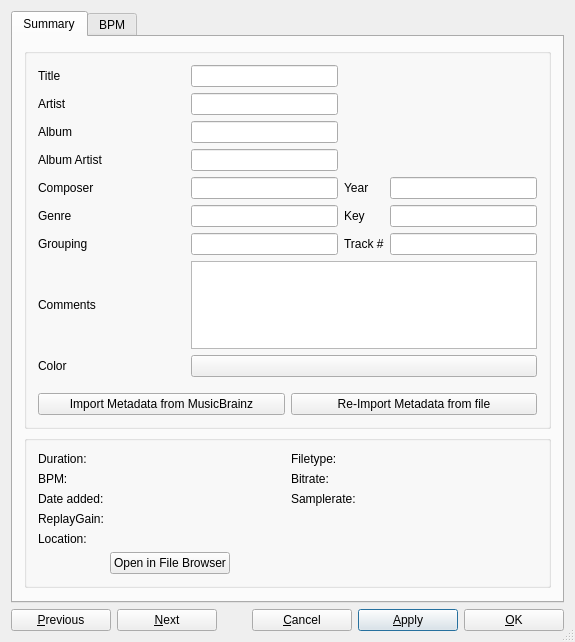
Qt form src/library/dlgtrackinfo.ui (mixxxdj/mixxx) before a commit.
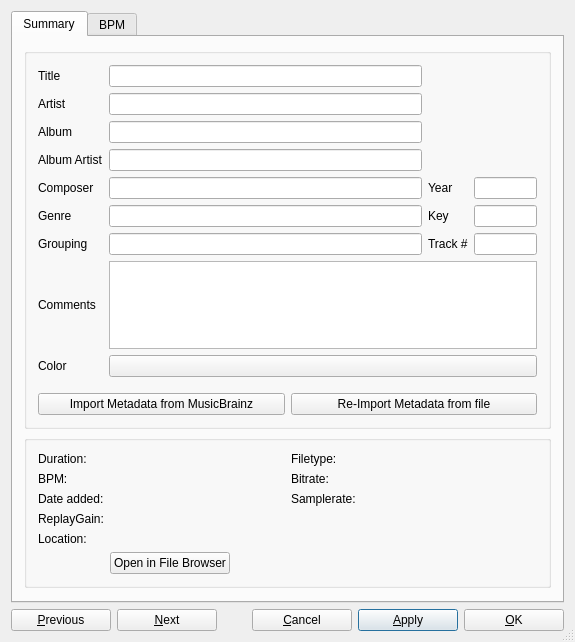
The same form after that commit.

Commit message: (fix) Track Info dialog: restore column stretching

Patch:
```diff
--- a/src/library/dlgtrackinfo.ui
+++ b/src/library/dlgtrackinfo.ui
@@ -50,7 +50,7 @@
       <layout class="QVBoxLayout" name="summary_layout">
        <item>
         <widget class="QGroupBox" name="groupBox">
-         <layout class="QGridLayout" name="tags_layout">
+         <layout class="QGridLayout" name="tags_layout" columnstretch="0,10,0,2">
 
           <item row="0" column="0">
            <widget class="QLabel" name="lblTitle">
```
